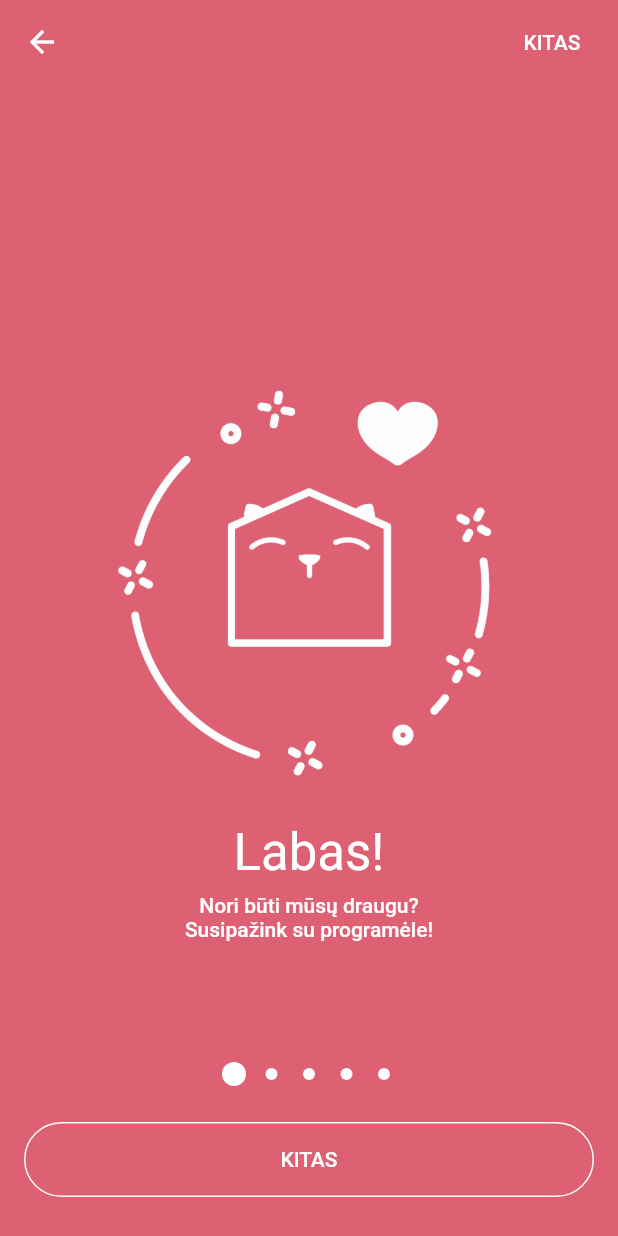
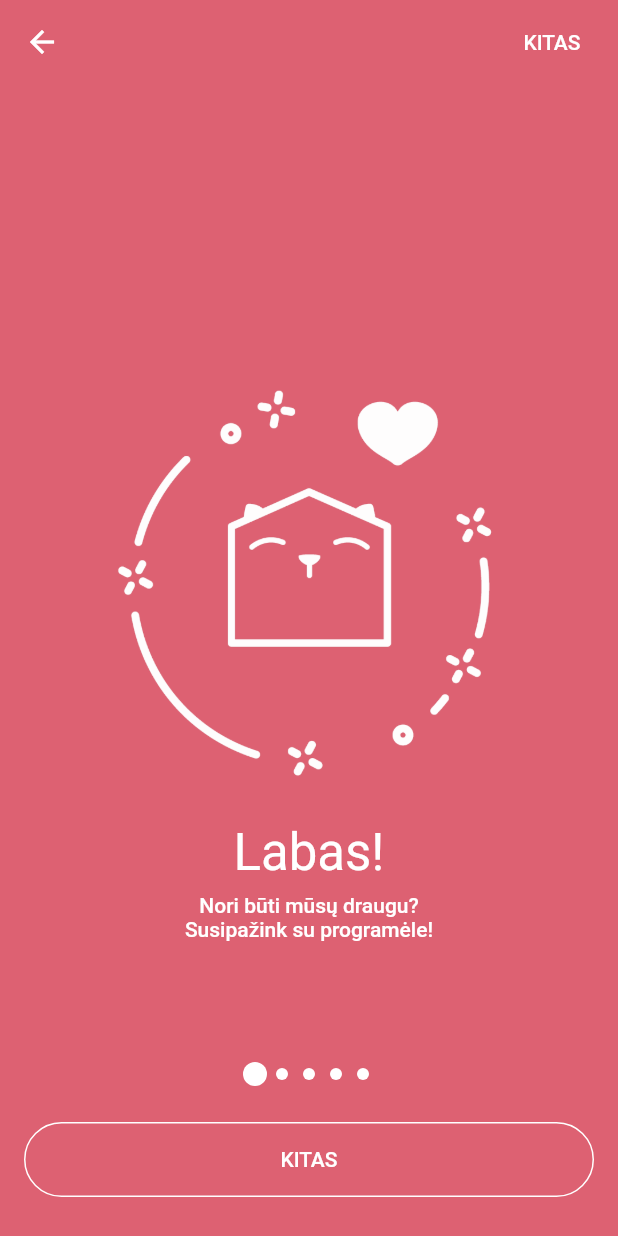
Before and after one commit to GotPet/getpet-mobile, a Flutter app: the screen it shows after launch, on a phone screen of 412 x 824 dp. Run offline on Flutter 3.47's test engine with Material 2 defaults, Android fonts, the phone set to English and light mode, and no system bars; drawn by our look-alikes of smooth_page_indicator; our stand-ins replace dio, equatable, firebase_analytics, firebase_auth, firebase_crashlytics, shared_preferences and 1 more; missing offline and left inert: dio_firebase_performance, firebase_ui, flutter_advanced_networkimage, streamqflite; accounts and stored records are empty; generated files the repository leaves out were written again.

Commit message:
Remove dots indicator
Signed-off-by: Karolis Vycius <k.vycius@gmail.com>

```diff
--- a/lib/components/onboarding/onboarding_component.dart
+++ b/lib/components/onboarding/onboarding_component.dart
@@ -3,7 +3,7 @@ import 'package:getpet/analytics/analytics.dart';
 import 'package:getpet/components/onboarding/onboarding_step_component.dart';
 import 'package:getpet/localization/app_localization.dart';
 import 'package:getpet/preferences/app_preferences.dart';
-import 'package:getpet/widgets/dots_indicator.dart';
+import 'package:smooth_page_indicator/smooth_page_indicator.dart';
 
 class OnboardingComponent extends StatefulWidget {
   @override
@@ -100,16 +100,17 @@ class _OnboardingComponentState extends State<OnboardingComponent> {
                   children: <Widget>[
                     new Padding(
                       padding: const EdgeInsets.all(8),
-                      child: new DotsIndicator(
+                      child: SmoothPageIndicator(
                         controller: _controller,
-                        itemCount: pages.length,
-                        onPageSelected: (int page) {
-                          _controller.animateToPage(
-                            page,
-                            duration: const Duration(milliseconds: 300),
-                            curve: Curves.ease,
-                          );
-                        },
+                        count: pages.length,
+                        effect: ScaleEffect(
+                          dotColor: Colors.white,
+                          activeDotColor: Colors.white,
+                          scale: 2,
+                          dotWidth: 8,
+                          dotHeight: 8,
+                          radius: 8
+                        ),
                       ),
                     ),
                     Padding(
--- a/lib/widgets/dots_indicator.dart
+++ /dev/null
@@ -1,69 +0,0 @@
-import 'dart:math';
-
-import 'package:flutter/material.dart';
-// https://gist.github.com/collinjackson/4fddbfa2830ea3ac033e34622f278824
-
-class DotsIndicator extends AnimatedWidget {
-  DotsIndicator({
-    this.controller,
-    this.itemCount,
-    this.onPageSelected,
-    this.color: Colors.white,
-  }) : super(listenable: controller);
-
-  /// The PageController that this DotsIndicator is representing.
-  final PageController controller;
-
-  /// The number of items managed by the PageController
-  final int itemCount;
-
-  /// Called when a dot is tapped
-  final ValueChanged<int> onPageSelected;
-
-  /// The color of the dots.
-  ///
-  /// Defaults to `Colors.white`.
-  final Color color;
-
-  // The base size of the dots
-  static const double _kDotSize = 8.0;
-
-  // The increase in the size of the selected dot
-  static const double _kMaxZoom = 2.0;
-
-  // The distance between the center of each dot
-  static const double _kDotSpacing = 25.0;
-
-  Widget _buildDot(int index) {
-    double selectedness = Curves.easeOut.transform(
-      max(
-        0.0,
-        1.0 - ((controller.page ?? controller.initialPage) - index).abs(),
-      ),
-    );
-    double zoom = 1.0 + (_kMaxZoom - 1.0) * selectedness;
-    return new Container(
-      width: _kDotSpacing,
-      child: new Center(
-        child: new Material(
-          color: color,
-          type: MaterialType.circle,
-          child: new Container(
-            width: _kDotSize * zoom,
-            height: _kDotSize * zoom,
-            child: new InkWell(
-              onTap: () => onPageSelected(index),
-            ),
-          ),
-        ),
-      ),
-    );
-  }
-
-  Widget build(BuildContext context) {
-    return new Row(
-      mainAxisAlignment: MainAxisAlignment.center,
-      children: new List<Widget>.generate(itemCount, _buildDot),
-    );
-  }
-}
```
